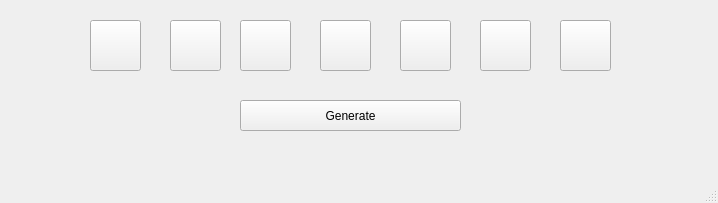
This is mainwindow.ui in Arkaywhon/HCI-Application as Qt 5 draws it before an edit. The edited form follows.
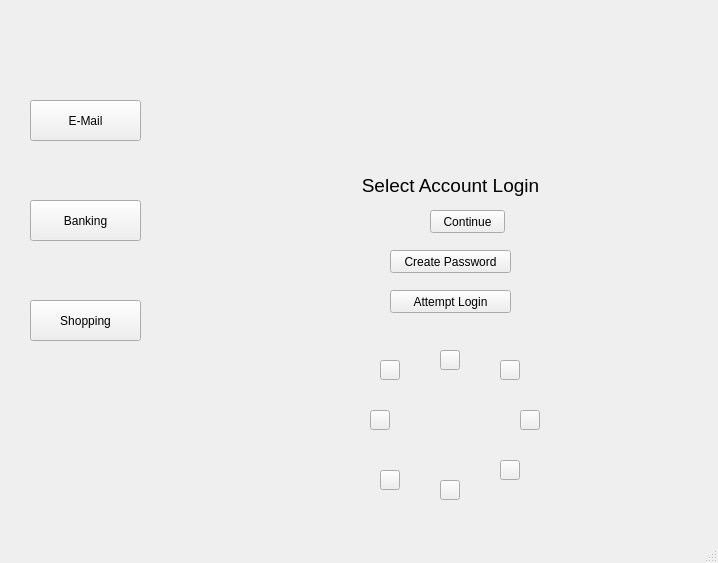
This is the edited form. Icons and pictures are not drawn.

Commit message: Big push Alpha

The edit to the form file:
```diff
--- a/mainwindow.ui
+++ b/mainwindow.ui
@@ -7,7 +7,7 @@
     <x>0</x>
     <y>0</y>
     <width>718</width>
-    <height>203</height>
+    <height>563</height>
    </rect>
   </property>
   <property name="windowTitle">
@@ -17,105 +17,233 @@
    <widget class="QPushButton" name="pushButton">
     <property name="geometry">
      <rect>
-      <x>240</x>
+      <x>30</x>
       <y>100</y>
-      <width>221</width>
-      <height>31</height>
+      <width>111</width>
+      <height>41</height>
      </rect>
     </property>
     <property name="text">
-     <string>Generate</string>
+     <string>E-Mail</string>
     </property>
    </widget>
    <widget class="QPushButton" name="dispBtn1">
     <property name="geometry">
      <rect>
-      <x>170</x>
-      <y>20</y>
-      <width>51</width>
-      <height>51</height>
+      <x>30</x>
+      <y>200</y>
+      <width>111</width>
+      <height>41</height>
      </rect>
     </property>
     <property name="text">
-     <string/>
+     <string>Banking</string>
     </property>
    </widget>
    <widget class="QPushButton" name="dispBtn2">
     <property name="geometry">
      <rect>
-      <x>240</x>
-      <y>20</y>
-      <width>51</width>
-      <height>51</height>
+      <x>30</x>
+      <y>300</y>
+      <width>111</width>
+      <height>41</height>
      </rect>
     </property>
     <property name="text">
-     <string/>
+     <string>Shopping</string>
     </property>
    </widget>
-   <widget class="QPushButton" name="dispBtn3">
+   <widget class="QWidget" name="loginWidget" native="true">
     <property name="geometry">
      <rect>
-      <x>320</x>
-      <y>20</y>
-      <width>51</width>
-      <height>51</height>
+      <x>230</x>
+      <y>40</y>
+      <width>471</width>
+      <height>471</height>
      </rect>
     </property>
-    <property name="text">
-     <string/>
+    <property name="styleSheet">
+     <string notr="true"/>
     </property>
+    <widget class="QWidget" name="octagon" native="true">
+     <property name="geometry">
+      <rect>
+       <x>160</x>
+       <y>330</y>
+       <width>121</width>
+       <height>111</height>
+      </rect>
+     </property>
+     <property name="autoFillBackground">
+      <bool>false</bool>
+     </property>
+     <property name="styleSheet">
+      <string notr="true">border-image: url(&quot;:/new/octagon/octagon.png&quot;);</string>
+     </property>
+    </widget>
+    <widget class="QPushButton" name="passcreateBtn">
+     <property name="geometry">
+      <rect>
+       <x>160</x>
+       <y>210</y>
+       <width>121</width>
+       <height>23</height>
+      </rect>
+     </property>
+     <property name="text">
+      <string>Create Password</string>
+     </property>
+    </widget>
+    <widget class="QPushButton" name="loginBtn">
+     <property name="geometry">
+      <rect>
+       <x>160</x>
+       <y>250</y>
+       <width>121</width>
+       <height>23</height>
+      </rect>
+     </property>
+     <property name="text">
+      <string>Attempt Login</string>
+     </property>
+    </widget>
+    <widget class="QLabel" name="stateStatusLbl">
+     <property name="geometry">
+      <rect>
+       <x>90</x>
+       <y>130</y>
+       <width>261</width>
+       <height>31</height>
+      </rect>
+     </property>
+     <property name="font">
+      <font>
+       <pointsize>14</pointsize>
+      </font>
+     </property>
+     <property name="text">
+      <string>Select Account Login</string>
+     </property>
+     <property name="alignment">
+      <set>Qt::AlignCenter</set>
+     </property>
+    </widget>
+    <widget class="QPushButton" name="whiteBtn">
+     <property name="geometry">
+      <rect>
+       <x>210</x>
+       <y>310</y>
+       <width>20</width>
+       <height>20</height>
+      </rect>
+     </property>
+     <property name="text">
+      <string/>
+     </property>
+    </widget>
+    <widget class="QPushButton" name="yellowBtn">
+     <property name="geometry">
+      <rect>
+       <x>270</x>
+       <y>320</y>
+       <width>20</width>
+       <height>20</height>
+      </rect>
+     </property>
+     <property name="text">
+      <string/>
+     </property>
+    </widget>
+    <widget class="QPushButton" name="greenBtn">
+     <property name="geometry">
+      <rect>
+       <x>290</x>
+       <y>370</y>
+       <width>20</width>
+       <height>20</height>
+      </rect>
+     </property>
+     <property name="text">
+      <string/>
+     </property>
+    </widget>
+    <widget class="QPushButton" name="blueBtn">
+     <property name="geometry">
+      <rect>
+       <x>270</x>
+       <y>420</y>
+       <width>20</width>
+       <height>20</height>
+      </rect>
+     </property>
+     <property name="text">
+      <string/>
+     </property>
+    </widget>
+    <widget class="QPushButton" name="tealBtn">
+     <property name="geometry">
+      <rect>
+       <x>210</x>
+       <y>440</y>
+       <width>20</width>
+       <height>20</height>
+      </rect>
+     </property>
+     <property name="text">
+      <string/>
+     </property>
+    </widget>
+    <widget class="QPushButton" name="purpleBtn">
+     <property name="geometry">
+      <rect>
+       <x>150</x>
+       <y>430</y>
+       <width>20</width>
+       <height>20</height>
+      </rect>
+     </property>
+     <property name="text">
+      <string/>
+     </property>
+    </widget>
+    <widget class="QPushButton" name="redBtn">
+     <property name="geometry">
+      <rect>
+       <x>140</x>
+       <y>370</y>
+       <width>20</width>
+       <height>20</height>
+      </rect>
+     </property>
+     <property name="text">
+      <string/>
+     </property>
+    </widget>
+    <widget class="QPushButton" name="orangeBtn">
+     <property name="geometry">
+      <rect>
+       <x>150</x>
+       <y>320</y>
+       <width>20</width>
+       <height>20</height>
+      </rect>
+     </property>
+     <property name="text">
+      <string/>
+     </property>
+    </widget>
    </widget>
    <widget class="QPushButton" name="dispBtn4">
     <property name="geometry">
      <rect>
-      <x>400</x>
-      <y>20</y>
-      <width>51</width>
-      <height>51</height>
+      <x>430</x>
+      <y>210</y>
+      <width>75</width>
+      <height>23</height>
      </rect>
     </property>
     <property name="text">
-     <string/>
-    </property>
-   </widget>
-   <widget class="QPushButton" name="dispBtn5">
-    <property name="geometry">
-     <rect>
-      <x>480</x>
-      <y>20</y>
-      <width>51</width>
-      <height>51</height>
-     </rect>
-    </property>
-    <property name="text">
-     <string/>
-    </property>
-   </widget>
-   <widget class="QPushButton" name="dispBtn6">
-    <property name="geometry">
-     <rect>
-      <x>560</x>
-      <y>20</y>
-      <width>51</width>
-      <height>51</height>
-     </rect>
-    </property>
-    <property name="text">
-     <string/>
-    </property>
-   </widget>
-   <widget class="QPushButton" name="dispBtn0">
-    <property name="geometry">
-     <rect>
-      <x>90</x>
-      <y>20</y>
-      <width>51</width>
-      <height>51</height>
-     </rect>
-    </property>
-    <property name="text">
-     <string/>
+     <string>Continue</string>
     </property>
    </widget>
   </widget>
```
Left out of the diff: 21 changed lines with no effect on the pictures. The commit also changes 9 other files.
